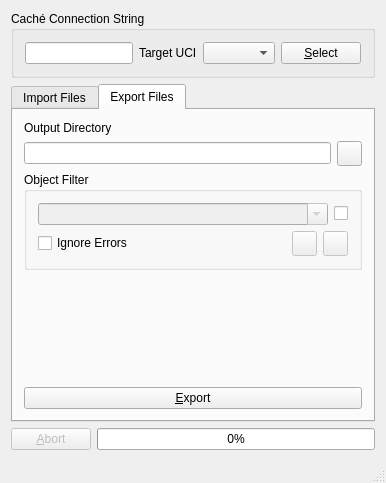
Above: QtCacheTool/mainwindow.ui from entwickler42/QtCache before the change. Below: the same form after it.
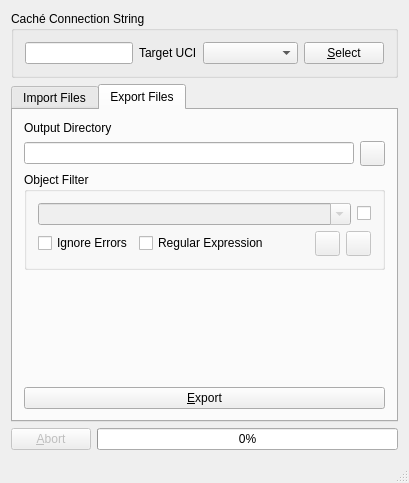
That is the form after the change. The open tabs and pages were chosen to show the change. Icons and pictures are not drawn.

Commit message: Export filter now default to a list of COS pattern. Regular Expressions still remain available for Caché > 2008

What changed in the file:
```diff
--- a/QtCacheTool/mainwindow.ui
+++ b/QtCacheTool/mainwindow.ui
@@ -365,11 +365,43 @@
             <layout class="QHBoxLayout" name="horizontalLayout_4">
              <item>
               <widget class="QCheckBox" name="ignoreExportErrors">
+               <property name="sizePolicy">
+                <sizepolicy hsizetype="MinimumExpanding" vsizetype="Fixed">
+                 <horstretch>0</horstretch>
+                 <verstretch>0</verstretch>
+                </sizepolicy>
+               </property>
                <property name="text">
                 <string>Ignore Errors</string>
                </property>
               </widget>
              </item>
+             <item>
+              <widget class="QCheckBox" name="regularExpression">
+               <property name="sizePolicy">
+                <sizepolicy hsizetype="MinimumExpanding" vsizetype="Fixed">
+                 <horstretch>0</horstretch>
+                 <verstretch>0</verstretch>
+                </sizepolicy>
+               </property>
+               <property name="text">
+                <string>Regular Expression</string>
+               </property>
+              </widget>
+             </item>
+             <item>
+              <spacer name="horizontalSpacer_3">
+               <property name="orientation">
+                <enum>Qt::Horizontal</enum>
+               </property>
+               <property name="sizeHint" stdset="0">
+                <size>
+                 <width>40</width>
+                 <height>20</height>
+                </size>
+               </property>
+              </spacer>
+             </item>
              <item>
               <widget class="QToolButton" name="saveCurrentFilter">
                <property name="enabled">
```
The commit also changes 7 other files.
